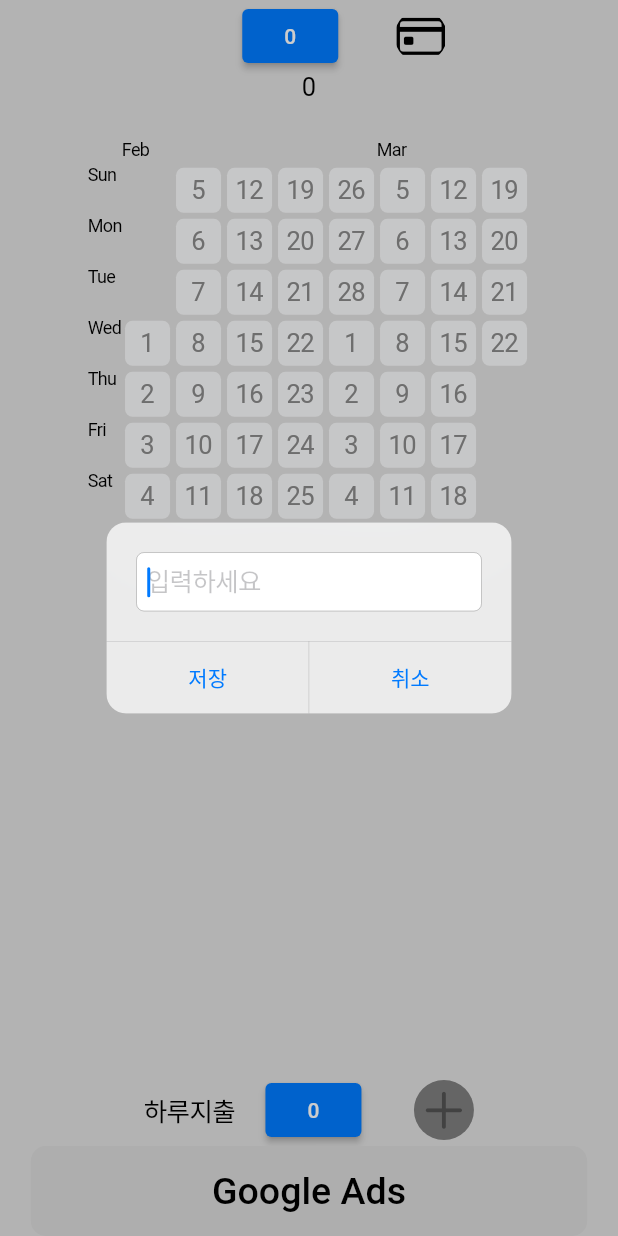
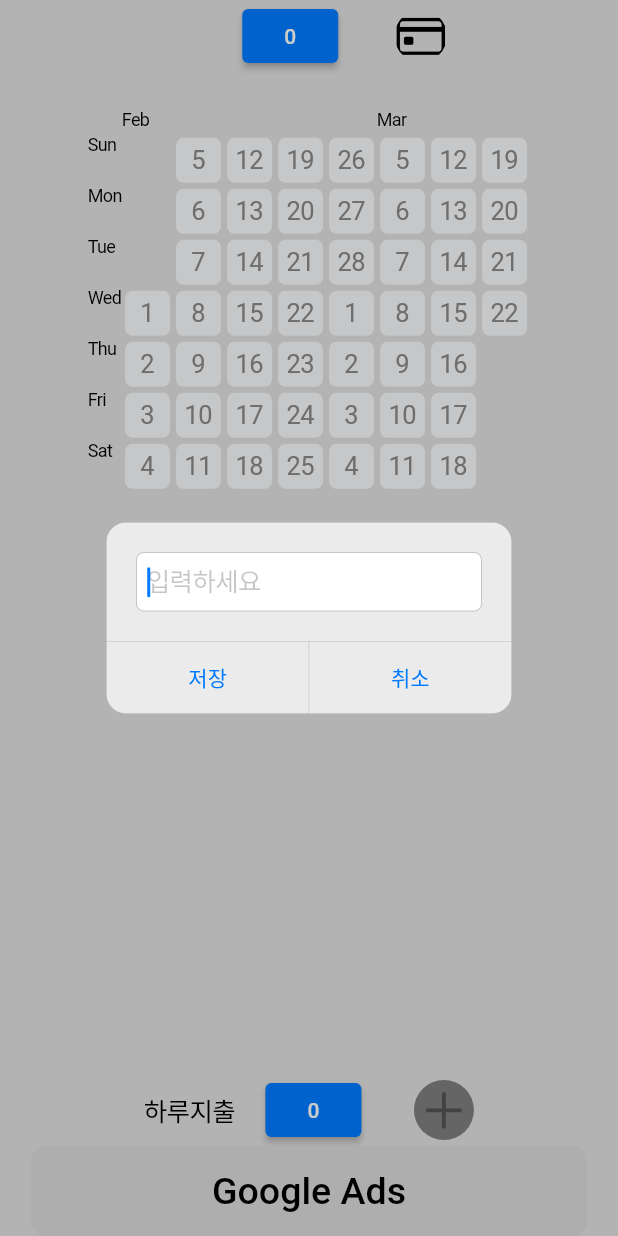
Before and after one commit to GeonwooVincentKim/daily_expanditure_0131, a Flutter app: the screen it shows after launch, after a tap on an icon or button, on a phone screen of 412 x 824 dp. Run offline on Flutter 3.47's test engine with Material 2 defaults, Android fonts, the phone set to English and light mode, and no system bars; drawn by our look-alikes of flutter_heatmap_calendar; our stand-ins replace flutter_slidable, hive, hive_flutter; accounts and stored records are empty.

Commit message:
[Update]  - Updated codes

```diff
--- a/lib/model/money.dart
+++ b/lib/model/money.dart
@@ -28,8 +28,9 @@ class Money {
   Map<DateTime, int> heatMapDataSet = {};
 
   // create initial default data
-  void createDefaultData(String _workDate) {
+  void createDefaultData() {
     moneyList = [];
+
     _myBox.put("START_DATE", todaysDateFormatted());
   }
 
@@ -56,9 +57,6 @@ class Money {
     _myBox.put("CURRENT_MONEY_LIST", moneyList);
     _myBox.put("DAILY_SUM", dailySum);
     _myBox.put("TARGET_SUM", targetSum);
-
-    heatMapDataSet[DateTime.parse(todaysDateFormatted())] = differenceSum.toInt();
-
 
     // calculate money list in case it change (new money element, edit money element, delete money element)
     calculateMoneyPercentages();
--- a/lib/screens/home.dart
+++ b/lib/screens/home.dart
@@ -1,6 +1,5 @@
 import 'package:daily_expanditure_0131/model/money.dart';
 import 'package:daily_expanditure_0131/shared/date_time.dart';
-import 'package:daily_expanditure_0131/shared/date_util.dart';
 import 'package:daily_expanditure_0131/shared/style.dart';
 import 'package:daily_expanditure_0131/widgets/custom/column_row/custom_row.dart';
 import 'package:daily_expanditure_0131/widgets/custom/custom_alert_dialog_box.dart';
@@ -11,7 +10,6 @@ import 'package:daily_expanditure_0131/widgets/heatmap/heatmap_summary.dart';
 import 'package:flutter/cupertino.dart';
 import 'package:flutter/material.dart';
 import 'package:hive/hive.dart';
-import 'package:intl/intl.dart';
 
 class HomePage extends StatefulWidget {
   const HomePage({super.key});
@@ -22,10 +20,7 @@ class HomePage extends StatefulWidget {
 
 class _HomePageState extends State<HomePage> {
   Money db = Money();
-  Box<dynamic> _myBox = Hive.box("money_db");
-  late String _workDate;
-  late DateTime _startDate;
-  late DateTime _endDate;
+  final _myBox = Hive.box("money_db");
 
   double newDifferenceSum = 0.0;
 
@@ -33,19 +28,12 @@ class _HomePageState extends State<HomePage> {
   void initState() {
     // if there is no current money list, then it is the 1st time ever opening the app
     // then create default data
-    _workDate = getToday();
-    // _workDate = todaysDateFormatted();
-    // _workDate = DateFormat('yyyyMMdd').format(_startDate);
-    // _startDate = DateTime.parse('yyyymmdd');
-
     if ((_myBox.get("CURRENT_MONEY_LIST") == null) || (_myBox.get("TARGET_SUM") == null)) {
-      db.createDefaultData(_workDate);
+      db.createDefaultData();
     } else {
       // already exists data
       db.loadData();
     }
-
-    // db.loadHeatMap();
 
     // update db
     db.updateDatabase();
@@ -69,8 +57,6 @@ class _HomePageState extends State<HomePage> {
         children: [
           _widgetTargetAmount(db.targetSum, true), // allows to set true input value anytime user wants
 
-          // dummay variable to check the difference of targetSum and moneyList
-          Text('${db.targetSum}', style: const TextStyle(color: CupertinoColors.black),),
           // HeatmapSummary(datasets: db.heatMapDataSet, startDate: _myBox.get("START_DATE")),
           HeatmapSummary(datasets: db.heatMapDataSet),
 
```
